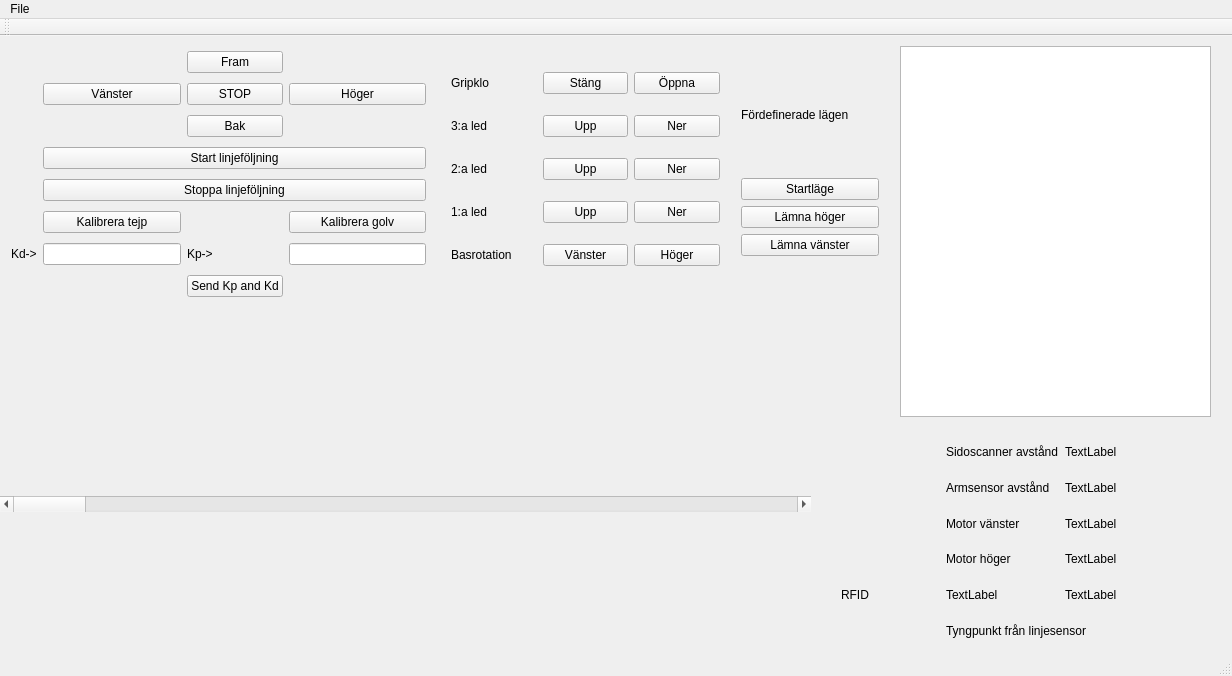
Old version of the form PC-interface/mainwindow.ui in the repository TSEA56-2014-Grupp-1/Lagerrobot.
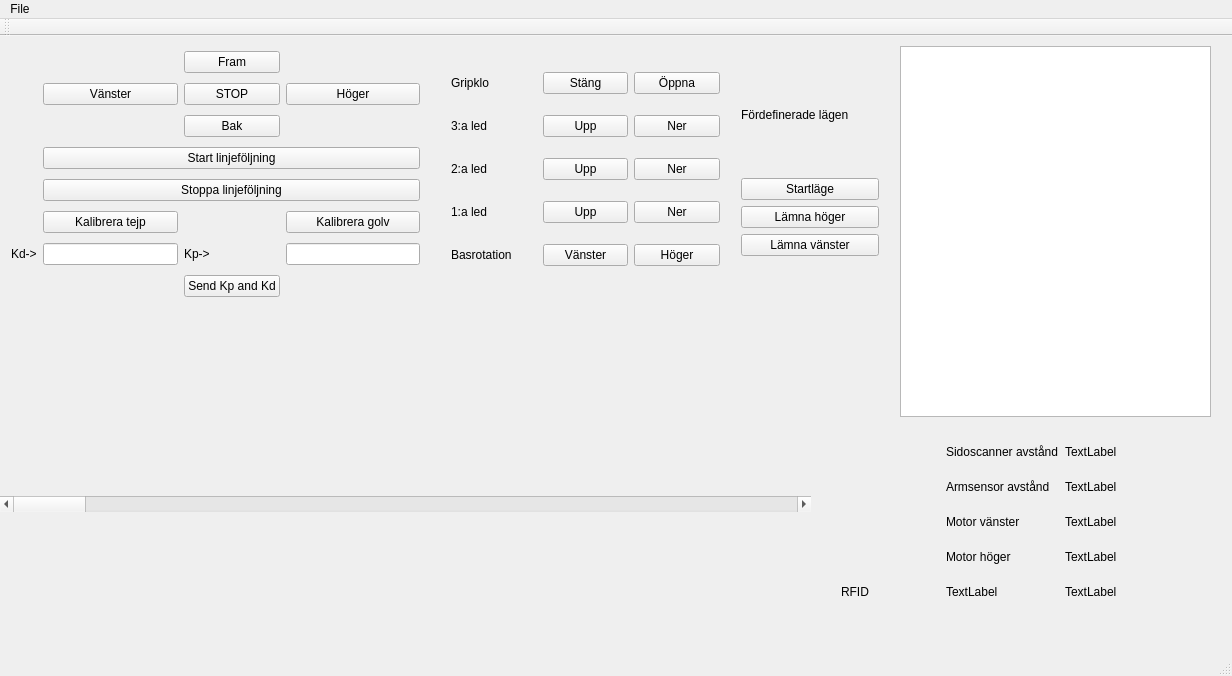
New version of the form. Custom widgets are drawn as their Qt base class.

Commit message: Will now show RFID in main window. Also added documentation of functions

What changed in the file:
```diff
--- a/PC-interface/mainwindow.ui
+++ b/PC-interface/mainwindow.ui
@@ -19,7 +19,7 @@
      <rect>
       <x>0</x>
       <y>0</y>
-      <width>437</width>
+      <width>431</width>
       <height>277</height>
      </rect>
     </property>
@@ -125,7 +125,7 @@
       <x>830</x>
       <y>390</y>
       <width>345</width>
-      <height>231</height>
+      <height>191</height>
      </rect>
     </property>
     <layout class="QGridLayout" name="gridLayout_2">
@@ -150,13 +150,6 @@
        </property>
       </widget>
      </item>
-     <item row="8" column="1" colspan="2">
-      <widget class="QLabel" name="label_4">
-       <property name="text">
-        <string>Tyngpunkt från linjesensor</string>
-       </property>
-      </widget>
-     </item>
      <item row="4" column="2">
       <widget class="QLabel" name="label_engine_left">
        <property name="text">
```
Left out of the diff: 1 changed line with no effect on the pictures. The commit also changes 5 other files.
